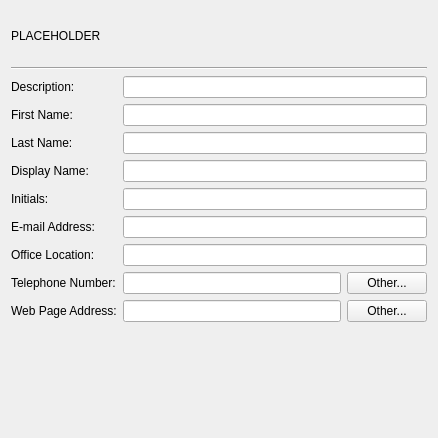
altlinux/admc, file src/admc/tabs/general_user_tab.ui: the form before one commit.
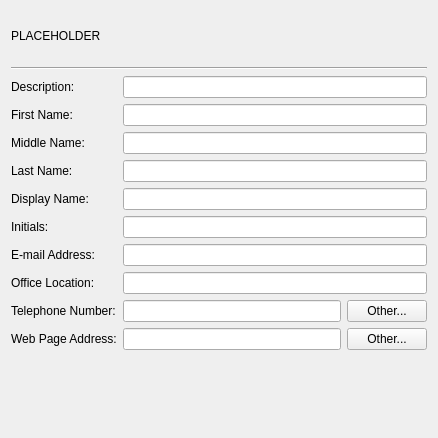
The form after the commit.

Commit message: Add middle name edit to general user tab

```diff
--- a/src/admc/tabs/general_user_tab.ui
+++ b/src/admc/tabs/general_user_tab.ui
@@ -62,71 +62,71 @@
      <item row="1" column="1">
       <widget class="QLineEdit" name="first_name_edit"/>
      </item>
-     <item row="2" column="0">
+     <item row="3" column="0">
       <widget class="QLabel" name="lastNameLabel">
        <property name="text">
         <string>Last Name:</string>
        </property>
       </widget>
      </item>
-     <item row="2" column="1">
+     <item row="3" column="1">
       <widget class="QLineEdit" name="last_name_edit"/>
      </item>
-     <item row="3" column="0">
+     <item row="4" column="0">
       <widget class="QLabel" name="fullNameLabel">
        <property name="text">
         <string>Display Name:</string>
        </property>
       </widget>
      </item>
-     <item row="3" column="1">
+     <item row="4" column="1">
       <widget class="QLineEdit" name="display_name_edit"/>
      </item>
-     <item row="4" column="0">
+     <item row="5" column="0">
       <widget class="QLabel" name="initialsLabel">
        <property name="text">
         <string>Initials:</string>
        </property>
       </widget>
      </item>
-     <item row="4" column="1">
+     <item row="5" column="1">
       <widget class="QLineEdit" name="initials_edit"/>
      </item>
-     <item row="5" column="0">
+     <item row="6" column="0">
       <widget class="QLabel" name="eMailLabel">
        <property name="text">
         <string>E-mail Address:</string>
        </property>
       </widget>
      </item>
-     <item row="5" column="1">
+     <item row="6" column="1">
       <widget class="QLineEdit" name="email_edit"/>
      </item>
-     <item row="6" column="0">
+     <item row="7" column="0">
       <widget class="QLabel" name="officeLocationLabel">
        <property name="text">
         <string>Office Location:</string>
        </property>
       </widget>
      </item>
-     <item row="6" column="1">
+     <item row="7" column="1">
       <widget class="QLineEdit" name="office_edit"/>
      </item>
-     <item row="7" column="0">
+     <item row="8" column="0">
       <widget class="QLabel" name="telephoneNumberLabel">
        <property name="text">
         <string>Telephone Number:</string>
        </property>
       </widget>
      </item>
-     <item row="8" column="0">
+     <item row="9" column="0">
       <widget class="QLabel" name="webPageAddressLabel">
        <property name="text">
         <string>Web Page Address:</string>
        </property>
       </widget>
      </item>
-     <item row="7" column="1">
+     <item row="8" column="1">
       <layout class="QHBoxLayout" name="horizontalLayout">
        <item>
         <widget class="QLineEdit" name="telephone_edit"/>
@@ -140,7 +140,7 @@
        </item>
       </layout>
      </item>
-     <item row="8" column="1">
+     <item row="9" column="1">
       <layout class="QHBoxLayout" name="horizontalLayout_2">
        <item>
         <widget class="QLineEdit" name="web_page_edit"/>
@@ -154,6 +154,16 @@
        </item>
       </layout>
      </item>
+     <item row="2" column="1">
+      <widget class="QLineEdit" name="middle_name_edit"/>
+     </item>
+     <item row="2" column="0">
+      <widget class="QLabel" name="middle_name_label">
+       <property name="text">
+        <string>Middle Name:</string>
+       </property>
+      </widget>
+     </item>
     </layout>
    </item>
   </layout>
```
The commit also changes 1 other file.
